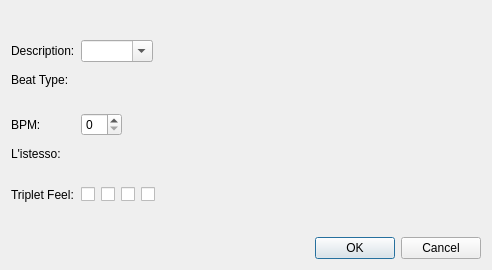
Above: source/dialogs/tempomarkerdialog.ui from powertab/powertabeditor before the change. Below: the same form after it.
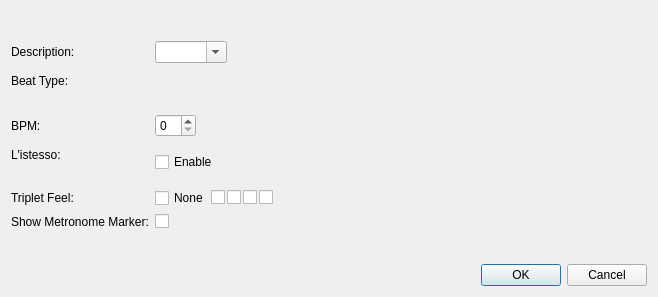
That is the form after the change. Icons and pictures are not drawn.

Commit message: Add an option to the Tempo Marker dialog for hiding the metronome marker, and handle user events in the dialog.

Patch:
```diff
--- a/source/dialogs/tempomarkerdialog.ui
+++ b/source/dialogs/tempomarkerdialog.ui
@@ -6,8 +6,8 @@
    <rect>
     <x>0</x>
     <y>0</y>
-    <width>489</width>
-    <height>270</height>
+    <width>658</width>
+    <height>297</height>
    </rect>
   </property>
   <property name="windowTitle">
@@ -308,6 +308,13 @@
        <property name="spacing">
         <number>0</number>
        </property>
+       <item>
+        <widget class="QCheckBox" name="enableListessoCheckBox">
+         <property name="text">
+          <string>Enable</string>
+         </property>
+        </widget>
+       </item>
        <item>
         <widget class="QToolButton" name="listessoNote2Button">
          <property name="text">
@@ -549,6 +556,16 @@
      </item>
      <item row="4" column="1">
       <layout class="QHBoxLayout" name="horizontalLayout_3">
+       <property name="spacing">
+        <number>2</number>
+       </property>
+       <item>
+        <widget class="QCheckBox" name="tripletFeelNoneCheckBox">
+         <property name="text">
+          <string>None</string>
+         </property>
+        </widget>
+       </item>
        <item>
         <widget class="QCheckBox" name="tripletFeel8thCheckBox">
          <property name="text">
@@ -622,6 +639,16 @@
        </item>
       </layout>
      </item>
+     <item row="5" column="0">
+      <widget class="QLabel" name="showMetronomeMarkerLabel">
+       <property name="text">
+        <string>Show Metronome Marker:</string>
+       </property>
+      </widget>
+     </item>
+     <item row="5" column="1">
+      <widget class="QCheckBox" name="showMetronomeMarkerCheckBox"/>
+     </item>
     </layout>
    </item>
    <item>
```
The commit also changes 2 other files.
